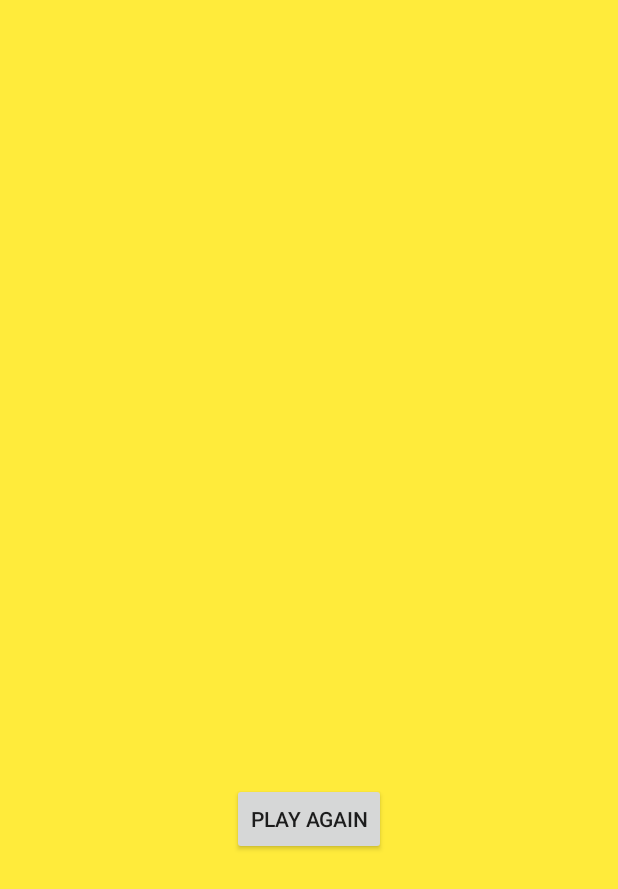
After one commit to prakashbalab24/finger-dance, an Android app: the ScoreBoard screen opened directly, with no data from a screen before it, on a phone screen of 412 x 824 dp. The commit adds this screen. Shown: the top 889 px of the screen. Run offline under Robolectric (Android 15) with nearby library versions, the phone set to English and light mode, and no system bars.

Commit message:
Activity score board added

```diff
--- a/app/src/main/AndroidManifest.xml
+++ b/app/src/main/AndroidManifest.xml
@@ -14,11 +14,9 @@
 
                 <category android:name="android.intent.category.LAUNCHER" />
             </intent-filter>
-
         </activity>
-        <activity android:name=".activities.PlayGround">
-
-        </activity>
+        <activity android:name=".activities.PlayGround"></activity>
+        <activity android:name=".activities.ScoreBoard"></activity>
     </application>
 
 </manifest>
--- /dev/null
+++ b/app/src/main/java/com/finger/dance/activities/ScoreBoard.java
@@ -0,0 +1,37 @@
+package com.finger.dance.activities;
+
+import android.content.Intent;
+import android.support.v7.app.AppCompatActivity;
+import android.os.Bundle;
+import android.view.View;
+import android.widget.Button;
+import android.widget.TextView;
+
+import com.finger.dance.R;
+
+public class ScoreBoard extends AppCompatActivity {
+    private Button playAgain;
+    private TextView winner;
+
+    @Override
+    protected void onCreate(Bundle savedInstanceState) {
+        super.onCreate(savedInstanceState);
+        setContentView(R.layout.activity_score_board);
+        playAgain = (Button) findViewById(R.id.playagainBut);
+        winner = (TextView) findViewById(R.id.winnerTv);
+        Intent intent = getIntent();
+        String winnerString = intent.getStringExtra("winner");
+        if(winnerString!=null){
+            winner.setText(winnerString+" "+"Wins !!!");
+        }
+
+        playAgain.setOnClickListener(new View.OnClickListener() {
+            @Override
+            public void onClick(View view) {
+                Intent intent1 = new Intent(ScoreBoard.this,PlayGround.class);
+                startActivity(intent1);
+                finish();
+            }
+        });
+    }
+}
--- a/app/src/main/java/com/finger/dance/utils/MultiTouchView.java
+++ b/app/src/main/java/com/finger/dance/component/ui/MultiTouchView.java
@@ -1,4 +1,4 @@
-package com.finger.dance.utils;
+package com.finger.dance.component.ui;
 
 /**
  * Created by prakash-bala on 20/2/17.
--- a/app/src/main/java/com/finger/dance/data/TileColorData.java
+++ b/app/src/main/java/com/finger/dance/data/TileColorData.java
@@ -5,11 +5,10 @@ import android.util.Log;
 
 import com.finger.dance.R;
 import com.finger.dance.adapters.TileAdapter;
-import com.finger.dance.helper.GeneralHelper;
+import com.finger.dance.utils.GeneralUtils;
 import com.finger.dance.models.TileModel;
 
 import java.util.List;
-import java.util.Random;
 
 /**
  * Created by prakash-bala on 21/2/17.
@@ -35,7 +34,7 @@ public class TileColorData {
         TileModel offerModel;
 
         for (int i =1;i<=16;i++){
-            randomColor = GeneralHelper.randInt(0,9);
+            randomColor = GeneralUtils.randInt(0,9);
             offerModel = new TileModel(context.getResources().getColor(color[randomColor]));
             tileModelList.add(offerModel);
 
--- a/app/src/main/res/layout/activity_main.xml
+++ b/app/src/main/res/layout/activity_main.xml
@@ -8,7 +8,7 @@
     tools:context="com.finger.dance.MainActivity">
 
 
-    <com.finger.dance.utils.MultiTouchView
+    <com.finger.dance.component.ui.MultiTouchView
         android:id="@+id/multitouchview"
         android:layout_width="match_parent"
         android:layout_height="match_parent" />
--- /dev/null
+++ b/app/src/main/res/layout/activity_score_board.xml
@@ -0,0 +1,28 @@
+<?xml version="1.0" encoding="utf-8"?>
+<RelativeLayout xmlns:android="http://schemas.android.com/apk/res/android"
+    xmlns:tools="http://schemas.android.com/tools"
+    android:id="@+id/activity_score_board"
+    android:layout_width="match_parent"
+    android:layout_height="match_parent"
+    android:background="@color/color6"
+    tools:context="com.finger.dance.activities.ScoreBoard">
+
+    <TextView
+        android:text=""
+        android:textSize="24sp"
+        android:textColor="@color/black"
+        android:layout_width="wrap_content"
+        android:layout_height="wrap_content"
+        android:layout_centerVertical="true"
+        android:layout_centerHorizontal="true"
+        android:id="@+id/winnerTv" />
+
+    <Button
+        android:text="Play Again"
+        android:layout_width="wrap_content"
+        android:layout_height="wrap_content"
+        android:layout_below="@+id/winnerTv"
+        android:layout_centerHorizontal="true"
+        android:layout_marginTop="94dp"
+        android:id="@+id/playagainBut" />
+</RelativeLayout>
```
Also changed, not shown: app/src/main/java/com/finger/dance/MainActivity.java (+3 -8 lines), app/src/main/java/com/finger/dance/adapters/TileAdapter.java (+31 -9 lines), app/src/main/java/com/finger/dance/utils/GeneralUtils.java (renamed from app/src/main/java/com/finger/dance/helper/GeneralHelper.java, +3 -6 lines).
